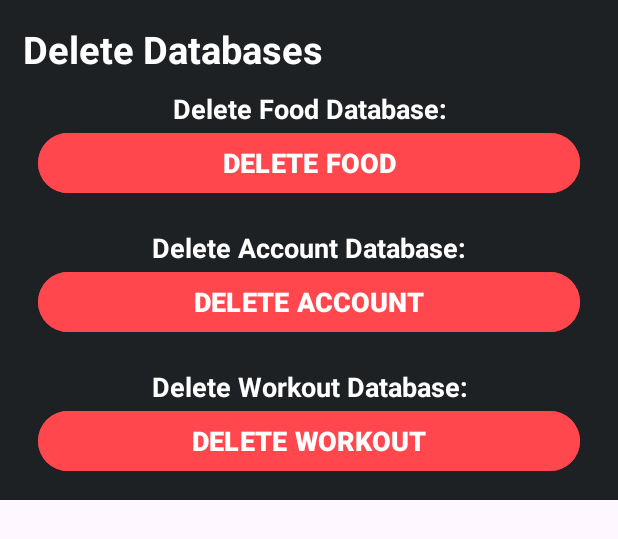
After one commit to fajni/Personal-Workout-App, an Android app: the layout fragment_settings_pop_up.xml on its own in the app's theme, with its tools: preview values and no code run, on a phone screen of 412 x 824 dp. The commit adds this screen. Shown: the top 539 px of the screen. Run offline under Robolectric (Android 15) with nearby library versions, the phone set to English and light mode, and no system bars.

Commit message:
Added Settings Pop Up

```diff
--- a/app/src/main/java/com/example/myapplication/MainActivityFragment.kt
+++ b/app/src/main/java/com/example/myapplication/MainActivityFragment.kt
@@ -12,6 +12,7 @@ import com.example.myapplication.fragments.FoodAddFragment
 import com.example.myapplication.fragments.FoodFragment
 import com.example.myapplication.fragments.HistoryFragment
 import com.example.myapplication.fragments.MainFragment
+import com.example.myapplication.fragments.SettingsPopUpFragment
 import com.example.myapplication.fragments.WorkoutFragment
 import com.example.myapplication.utils.CurrentDate
 import com.google.android.material.bottomnavigation.BottomNavigationView
@@ -117,6 +118,9 @@ class MainActivityFragment : AppCompatActivity() {
             settings.setImageResource(R.drawable.settings_filled)
 
             Toast.makeText(applicationContext, "Settings: Delete Databases...", Toast.LENGTH_SHORT).show()
+
+            val settingsPopUp = SettingsPopUpFragment()
+            settingsPopUp.show(supportFragmentManager, "settingsPopUp")
         }
     }
 }
--- /dev/null
+++ b/app/src/main/res/layout/fragment_settings_pop_up.xml
@@ -0,0 +1,189 @@
+<?xml version="1.0" encoding="utf-8"?>
+<androidx.constraintlayout.widget.ConstraintLayout xmlns:android="http://schemas.android.com/apk/res/android"
+    xmlns:tools="http://schemas.android.com/tools"
+
+    xmlns:app="http://schemas.android.com/apk/res-auto"
+    tools:context=".fragments.SettingsPopUpFragment"
+
+    android:layout_width="match_parent"
+    android:layout_height="wrap_content"
+
+    android:background="@color/discord_background_color"
+
+    android:padding="15sp"
+    >
+
+    <TextView
+        android:id="@+id/deleteDatabasesText"
+
+        android:layout_width="match_parent"
+        android:layout_height="wrap_content"
+
+        app:layout_constraintTop_toTopOf="parent"
+        app:layout_constraintLeft_toLeftOf="parent"
+
+        android:text="Delete Databases"
+        android:textStyle="bold"
+        android:textSize="25sp"
+        android:textColor="@color/white"
+        />
+
+    <ScrollView
+        android:id="@+id/deleteScrollView"
+
+        android:layout_width="match_parent"
+        android:layout_height="match_parent"
+
+        app:layout_constraintTop_toBottomOf="@id/deleteDatabasesText"
+        app:layout_constraintRight_toRightOf="parent"
+        app:layout_constraintLeft_toLeftOf="parent"
+
+        android:layout_marginTop="10sp"
+        >
+        <LinearLayout
+            android:layout_width="match_parent"
+            android:layout_height="match_parent"
+
+            android:orientation="vertical"
+            >
+
+            <LinearLayout
+                android:id="@+id/linearLayoutFoodDatabase"
+
+                android:layout_width="match_parent"
+                android:layout_height="wrap_content"
+
+                android:orientation="vertical"
+
+                app:layout_constraintTop_toTopOf="parent"
+                app:layout_constraintRight_toRightOf="parent"
+                app:layout_constraintLeft_toLeftOf="parent"
+
+                android:layout_marginTop="0sp"
+                >
+
+                <TextView
+                    android:layout_width="match_parent"
+                    android:layout_height="wrap_content"
+
+                    android:text="Delete Food Database:"
+                    android:textStyle="bold"
+                    android:textColor="@color/white"
+                    android:textSize="18sp"
+                    android:textAlignment="center"
+
+                    android:layout_weight="0"
+                    />
+
+                <Button
+                    android:id="@+id/btnDeleteFoodDatabase"
+
+                    android:layout_width="match_parent"
+                    android:layout_height="wrap_content"
+
+                    android:text="DELETE FOOD"
+                    android:textStyle="bold"
+                    android:textColor="@color/white"
+                    android:textSize="18sp"
+
+                    android:layout_marginHorizontal="10sp"
+
+                    android:layout_weight="0"
+
+                    android:backgroundTint="@color/red"
+                    />
+
+            </LinearLayout>
+
+            <LinearLayout
+                android:id="@+id/linearLayoutAccountDatabase"
+
+                android:layout_width="match_parent"
+                android:layout_height="wrap_content"
+
+                android:orientation="vertical"
+
+                app:layout_constraintTop_toBottomOf="@id/linearLayoutFoodDatabase"
+
+                android:layout_marginTop="20sp"
+                >
+
+                <TextView
+                    android:layout_width="match_parent"
+                    android:layout_height="wrap_content"
+
+                    android:text="Delete Account Database:"
+                    android:textStyle="bold"
+                    android:textColor="@color/white"
+                    android:textSize="18sp"
+                    android:textAlignment="center"
+
+                    android:layout_weight="1"
+                    />
+
+                <Button
+                    android:id="@+id/btnDeleteAccountDatabase"
+
+                    android:layout_width="match_parent"
+                    android:layout_height="wrap_content"
+
+                    android:text="DELETE ACCOUNT"
+                    android:textStyle="bold"
+                    android:textColor="@color/white"
+                    android:textSize="18sp"
+
+                    android:layout_marginHorizontal="10sp"
+
+                    android:layout_weight="2"
+
+                    android:backgroundTint="@color/red"
+                    />
+
+            </LinearLayout>
+
+            <LinearLayout
+                android:layout_width="match_parent"
+                android:layout_height="wrap_content"
+
+                android:orientation="vertical"
+
+                app:layout_constraintTop_toBottomOf="@id/linearLayoutAccountDatabase"
+
+                android:layout_marginTop="20sp"
+                >
+
+                <TextView
+                    android:layout_width="match_parent"
+                    android:layout_height="wrap_content"
+
+                    android:text="Delete Workout Database:"
+                    android:textStyle="bold"
+                    android:textColor="@color/white"
+                    android:textSize="18sp"
+                    android:textAlignment="center"
+                    />
+
+                <Button
+                    android:id="@+id/btnDeleteWorkoutDatabase"
+
+                    android:layout_width="match_parent"
+                    android:layout_height="wrap_content"
+
+                    android:text="DELETE WORKOUT"
+                    android:textStyle="bold"
+                    android:textColor="@color/white"
+                    android:textSize="18sp"
+
+                    android:layout_marginHorizontal="10sp"
+
+                    android:backgroundTint="@color/red"
+                    />
+
+            </LinearLayout>
+
+
+
+        </LinearLayout>
+    </ScrollView>
+
+</androidx.constraintlayout.widget.ConstraintLayout>
```
Also changed, not shown: app/src/main/java/com/example/myapplication/fragments/SettingsPopUpFragment.kt (added, +117 -0 lines), 9 other files.
